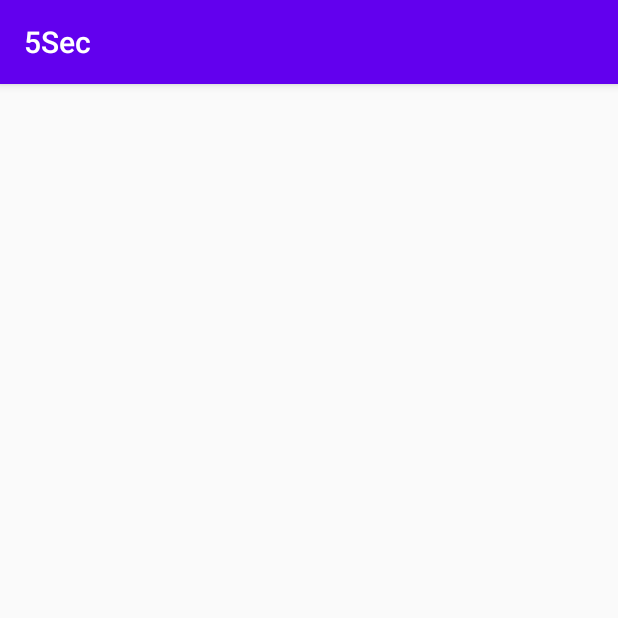
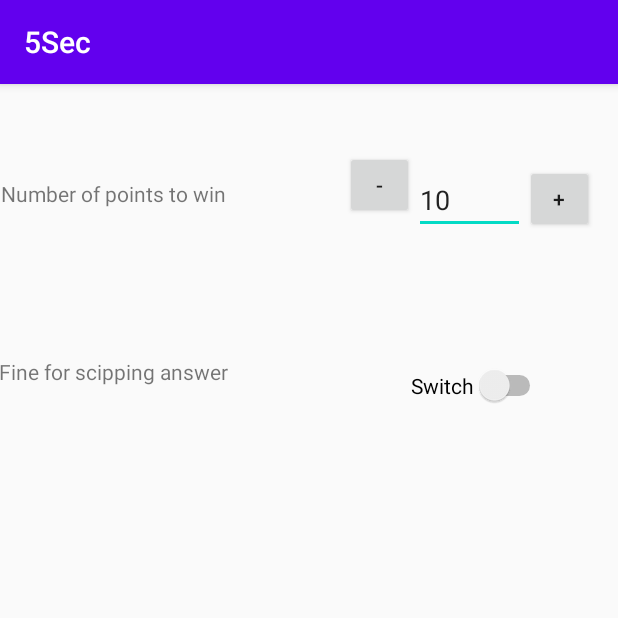
Before and after one commit to ETS-Android3/FiveSecondsRule, an Android app: the FiltersActivity screen opened directly, with no data from a screen before it, on a phone screen of 412 x 824 dp, the top half of it. Run offline under Robolectric (Android 15) with nearby library versions, the phone set to English and light mode, and no system bars.

Commit message:
Add some filters

```diff
--- a/app/build.gradle
+++ b/app/build.gradle
@@ -26,6 +26,7 @@ dependencies {
     implementation fileTree(dir: "libs", include: ["*.jar"])
     implementation 'androidx.appcompat:appcompat:1.1.0'
     implementation 'androidx.constraintlayout:constraintlayout:1.1.3'
+    implementation 'androidx.recyclerview:recyclerview:1.1.0'
     testImplementation 'junit:junit:4.12'
     androidTestImplementation 'androidx.test.ext:junit:1.1.1'
     androidTestImplementation 'androidx.test.espresso:espresso-core:3.2.0'
--- a/app/src/main/java/com/example/a5sec/FiltersActivity.java
+++ b/app/src/main/java/com/example/a5sec/FiltersActivity.java
@@ -2,7 +2,10 @@ package com.example.a5sec;
 
 import androidx.appcompat.app.AppCompatActivity;
 
+import android.annotation.SuppressLint;
 import android.os.Bundle;
+import android.view.View;
+import android.widget.EditText;
 
 public class FiltersActivity extends AppCompatActivity {
 
@@ -11,4 +14,26 @@ public class FiltersActivity extends AppCompatActivity {
         super.onCreate(savedInstanceState);
         setContentView(R.layout.activity_filters);
     }
+
+    @SuppressLint("SetTextI18n")
+    public void Less_Button(View view){
+        EditText ET = findViewById(R.id.editTextTextPersonName);
+        int number = Integer.parseInt(ET.getText().toString());
+        if (number > 1)
+        {
+            number -= 1;
+            ET.setText(number+ "");
+        }
+    }
+
+    @SuppressLint("SetTextI18n")
+    public void More_Button(View view){
+        EditText ET = findViewById(R.id.editTextTextPersonName);
+        int number = Integer.parseInt(ET.getText().toString());
+        if (number < 30)
+        {
+            number += 1;
+            ET.setText(number+ "");
+        }
+    }
 }
--- a/app/src/main/res/layout/activity_filters.xml
+++ b/app/src/main/res/layout/activity_filters.xml
@@ -6,4 +6,77 @@
     android:layout_height="match_parent"
     tools:context=".FiltersActivity">
 
+    <TextView
+        android:id="@+id/textView4"
+        android:layout_width="216dp"
+        android:layout_height="34dp"
+        android:layout_marginEnd="13dp"
+        android:layout_marginRight="13dp"
+        android:text="@string/WinPoints"
+        app:layout_constraintBottom_toTopOf="@+id/textView6"
+        app:layout_constraintEnd_toStartOf="@+id/button4"
+        app:layout_constraintStart_toStartOf="parent"
+        app:layout_constraintTop_toTopOf="parent"
+        app:layout_constraintVertical_bias="0.43" />
+
+    <TextView
+        android:id="@+id/textView6"
+        android:layout_width="216dp"
+        android:layout_height="34dp"
+        android:layout_marginEnd="59dp"
+        android:layout_marginRight="59dp"
+        android:layout_marginBottom="552dp"
+        android:text="@string/Fine"
+        app:layout_constraintBottom_toBottomOf="parent"
+        app:layout_constraintEnd_toStartOf="@+id/switch1"
+        app:layout_constraintHorizontal_bias="1.0"
+        app:layout_constraintStart_toStartOf="parent" />
+
+    <Button
+        android:id="@+id/button5"
+        android:layout_width="46dp"
+        android:layout_height="45dp"
+        android:layout_marginEnd="16dp"
+        android:layout_marginRight="16dp"
+        android:onClick="More_Button"
+        android:text="@string/MorePoints"
+        app:layout_constraintBottom_toTopOf="@+id/switch1"
+        app:layout_constraintEnd_toEndOf="parent"
+        app:layout_constraintTop_toTopOf="parent"
+        app:layout_constraintVertical_bias="0.38" />
+
+    <EditText
+        android:id="@+id/editTextTextPersonName"
+        android:layout_width="74dp"
+        android:layout_height="45dp"
+        android:ems="10"
+        android:inputType="number"
+        android:text="@string/DefaultPoints"
+        app:layout_constraintBottom_toTopOf="@+id/switch1"
+        app:layout_constraintEnd_toStartOf="@+id/button5"
+        app:layout_constraintTop_toTopOf="parent"
+        app:layout_constraintVertical_bias="0.383" />
+
+    <Button
+        android:id="@+id/button4"
+        android:layout_width="46dp"
+        android:layout_height="45dp"
+        android:onClick="Less_Button"
+        android:text="@string/LessPoints"
+        app:layout_constraintBottom_toBottomOf="parent"
+        app:layout_constraintEnd_toStartOf="@+id/editTextTextPersonName"
+        app:layout_constraintTop_toTopOf="parent"
+        app:layout_constraintVertical_bias="0.062" />
+
+    <Switch
+        android:id="@+id/switch1"
+        android:layout_width="wrap_content"
+        android:layout_height="wrap_content"
+        android:layout_marginEnd="48dp"
+        android:layout_marginRight="48dp"
+        android:layout_marginBottom="553dp"
+        android:text="Switch"
+        app:layout_constraintBottom_toBottomOf="parent"
+        app:layout_constraintEnd_toEndOf="parent" />
+
 </androidx.constraintlayout.widget.ConstraintLayout>
--- a/app/src/main/res/values/strings.xml
+++ b/app/src/main/res/values/strings.xml
@@ -6,4 +6,9 @@
     <string name="stop_botton">answer</string>
     <string name="Question_Bar">Question</string>
     <string name="Timer">5 : 00</string>
+    <string name="WinPoints">Number of points to win</string>
+    <string name="Fine">Fine for scipping answer</string>
+    <string name="LessPoints">-</string>
+    <string name="MorePoints">+</string>
+    <string name="DefaultPoints">10</string>
 </resources>
```
